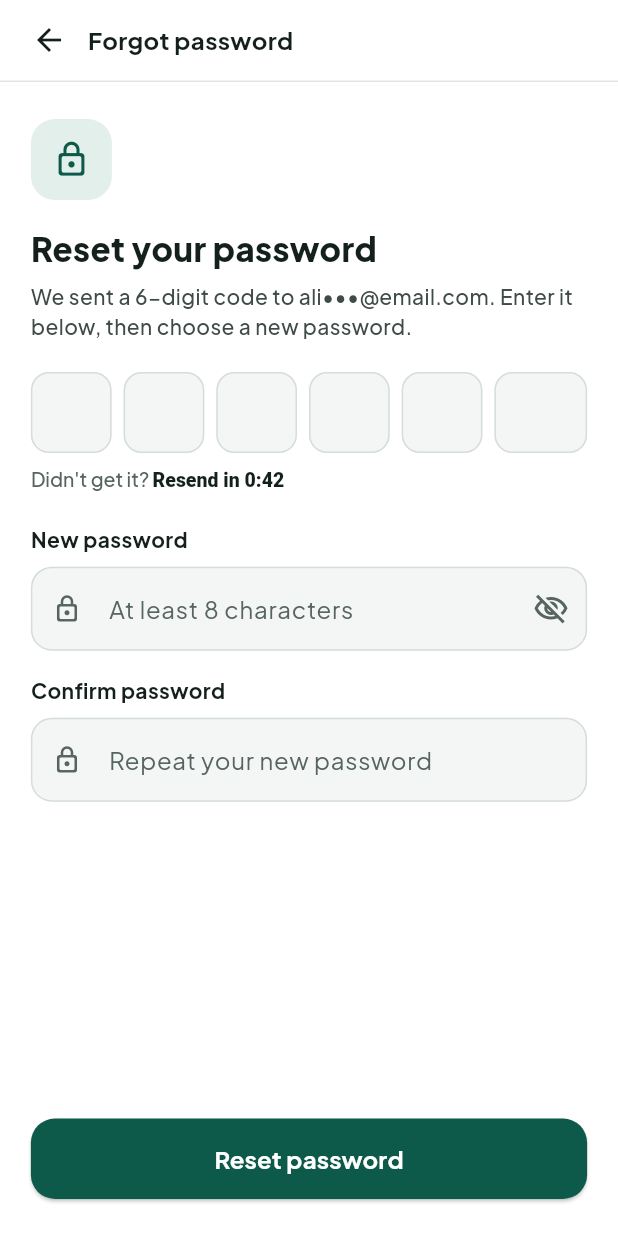
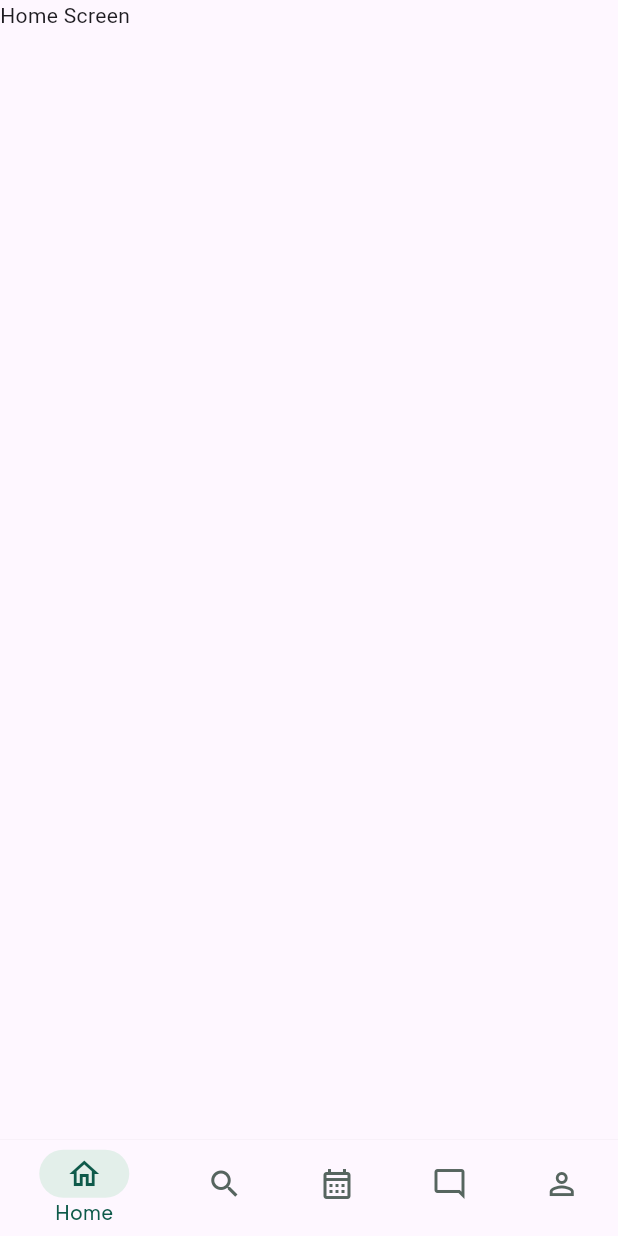
Before and after one commit to ubaid-baig/Hall_Mate, a Flutter app: the screen it shows after launch, on a phone screen of 412 x 824 dp. Run offline on Flutter 3.47's test engine with Material 3 defaults, Android fonts, the phone set to English and light mode, and no system bars; our stand-ins replace get, google_fonts.

Commit message:
bottom navigation bar

```diff
--- a/lib/main.dart
+++ b/lib/main.dart
@@ -1,4 +1,5 @@
 import 'package:flutter/material.dart';
+import 'package:hall_mate/view/bottom_navigation_bar.dart';
 import 'package:hall_mate/view/forgot_password_screen.dart';
 import 'package:hall_mate/view/login_screen.dart';
 import 'package:hall_mate/view/sign_up_screen.dart';
@@ -8,7 +9,7 @@ import 'package:get/get.dart';
 import 'controller/auth_controller.dart';
 
 void main(){
-  Get.put(AuthController());
+  // Get.put(AuthController());
   runApp(Main());
 }
 class Main extends StatelessWidget {
@@ -17,10 +18,14 @@ class Main extends StatelessWidget {
   @override
   Widget build(BuildContext context) {
     return GetMaterialApp(
+      theme: ThemeData(
+        splashColor: Colors.transparent,
+      ),
       // home: SplashScreen(),
       // home: LoginScreen(),
-      home: ForgotPasswordScreen(),
+      // home: ForgotPasswordScreen(),
       // home: SignUpScreen(),
+      home: NavBarWidget(),
       debugShowCheckedModeBanner: false,
     );
   }
--- /dev/null
+++ b/lib/view/booking_screen.dart
@@ -0,0 +1,11 @@
+import 'package:flutter/material.dart';
+class BookingScreen extends StatelessWidget {
+  const BookingScreen({super.key});
+
+  @override
+  Widget build(BuildContext context) {
+    return Scaffold(
+      body: SafeArea(child: Text('Booking Screen')),
+    );
+  }
+}
--- /dev/null
+++ b/lib/view/bottom_navigation_bar.dart
@@ -0,0 +1,132 @@
+import 'package:flutter/material.dart';
+import 'package:get/get.dart';
+import 'package:hall_mate/constants/app_colors.dart';
+import 'package:hall_mate/constants/app_text_styles.dart';
+import 'package:hall_mate/view/booking_screen.dart';
+import 'package:hall_mate/view/chat_screen.dart';
+import 'package:hall_mate/view/home_screen.dart';
+import 'package:hall_mate/view/profile_screen.dart';
+import 'package:hall_mate/view/search_screen.dart';
+
+class NavBarWidget extends StatelessWidget {
+  const NavBarWidget({super.key});
+
+  @override
+  Widget build(BuildContext context) {
+    final List<Widget> screenList = [
+      HomeScreen(),
+      SearchScreen(),
+      BookingScreen(),
+      ChatScreen(),
+      ProfileScreen(),
+    ];
+
+    RxInt currentIndex = 0.obs;
+
+    return Scaffold(
+      backgroundColor: AppColors.bgScreen,
+      body: Obx(() => screenList[currentIndex.value]),
+      bottomNavigationBar: Obx(
+            () => BottomNavigationBar(
+          currentIndex: currentIndex.value,
+          onTap: (index) {
+            currentIndex.value = index;
+          },
+          type: BottomNavigationBarType.shifting,
+          elevation: 1,
+          backgroundColor: AppColors.bgSurface,
+          selectedItemColor: AppColors.primary,
+          unselectedItemColor: AppColors.textMuted,
+          selectedLabelStyle: AppTextStyles.bodySmall(
+            color: AppColors.primary,
+          ),
+          unselectedLabelStyle: AppTextStyles.bodySmall(
+            color: AppColors.textMuted,
+          ),
+          items: [
+            BottomNavigationBarItem(
+              icon: Container(
+                padding: const EdgeInsets.symmetric(
+                  horizontal: 18,
+                  vertical: 4,
+                ),
+                decoration: BoxDecoration(
+                  color: currentIndex.value == 0
+                      ? AppColors.primarySoft
+                      : Colors.transparent,
+                  borderRadius: BorderRadius.circular(16),
+                ),
+                child: const Icon(Icons.home_outlined),
+              ),
+              label: 'Home',
+            ),
+            BottomNavigationBarItem(
+              icon: Container(
+                padding: const EdgeInsets.symmetric(
+                  horizontal: 18,
+                  vertical: 4,
+                ),
+                decoration: BoxDecoration(
+                  color: currentIndex.value == 1
+                      ? AppColors.primarySoft
+                      : Colors.transparent,
+                  borderRadius: BorderRadius.circular(16),
+                ),
+                child: const Icon(Icons.search),
+              ),
+              label: 'Search',
+            ),
+            BottomNavigationBarItem(
+              icon: Container(
+                padding: const EdgeInsets.symmetric(
+                  horizontal: 18,
+                  vertical: 4,
+                ),
+                decoration: BoxDecoration(
+                  color: currentIndex.value == 2
+                      ? AppColors.primarySoft
+                      : Colors.transparent,
+                  borderRadius: BorderRadius.circular(16),
+                ),
+                child: const Icon(Icons.calendar_month_outlined),
+              ),
+              label: 'Bookings',
+            ),
+            BottomNavigationBarItem(
+              icon: Container(
+                padding: const EdgeInsets.symmetric(
+                  horizontal: 18,
+                  vertical: 4,
+                ),
+                decoration: BoxDecoration(
+                  color: currentIndex.value == 3
+                      ? AppColors.primarySoft
+                      : Colors.transparent,
+                  borderRadius: BorderRadius.circular(16),
+                ),
+                child: const Icon(Icons.mode_comment_outlined),
+              ),
+              label: 'Chat',
+            ),
+            BottomNavigationBarItem(
+              icon: Container(
+                padding: const EdgeInsets.symmetric(
+                  horizontal: 18,
+                  vertical: 4,
+                ),
+                decoration: BoxDecoration(
+                  color: currentIndex.value == 4
+                      ? AppColors.primarySoft
+                      : Colors.transparent,
+                  borderRadius: BorderRadius.circular(16),
+                ),
+                child: const Icon(Icons.person_outline),
+              ),
+              label: 'Profile',
+            ),
+          ],
+        ),
+      ),
+    );
+  }
+}
--- /dev/null
+++ b/lib/view/chat_screen.dart
@@ -0,0 +1,11 @@
+import 'package:flutter/material.dart';
+class ChatScreen extends StatelessWidget {
+  const ChatScreen({super.key});
+
+  @override
+  Widget build(BuildContext context) {
+    return Scaffold(
+      body: SafeArea(child: Text('Chat Screen')),
+    );
+  }
+}
--- a/lib/view/forgot_password_screen.dart
+++ b/lib/view/forgot_password_screen.dart
@@ -3,6 +3,7 @@ import 'package:hall_mate/constants/app_colors.dart';
 import 'package:hall_mate/constants/app_text_styles.dart';
 import 'package:hall_mate/controller/auth_controller.dart';
 import 'package:get/get.dart';
+import 'package:hall_mate/view/login_screen.dart';
 
 class ForgotPasswordScreen extends StatelessWidget {
   const ForgotPasswordScreen({super.key});
@@ -27,7 +28,7 @@ class ForgotPasswordScreen extends StatelessWidget {
               child: Row(
                 children: [
                   GestureDetector(
-                    onTap: () {},
+                    onTap: () {Get.off(LoginScreen());},
                     child: const Icon(
                       Icons.arrow_back,
                       size: 24,
--- /dev/null
+++ b/lib/view/home_screen.dart
@@ -0,0 +1,12 @@
+import 'package:flutter/material.dart';
+class HomeScreen extends StatelessWidget {
+  const HomeScreen({super.key});
+
+  @override
+  Widget build(BuildContext context) {
+    return Scaffold(
+      body: SafeArea(child: Text('Home Screen')),
+
+    );
+  }
+}
--- a/lib/view/login_screen.dart
+++ b/lib/view/login_screen.dart
@@ -3,6 +3,8 @@ import 'package:get/get.dart';
 import 'package:hall_mate/constants/app_assets.dart';
 import 'package:hall_mate/constants/app_colors.dart';
 import 'package:hall_mate/constants/app_text_styles.dart';
+import 'package:hall_mate/view/forgot_password_screen.dart';
+import 'package:hall_mate/view/sign_up_screen.dart';
 import '../controller/auth_controller.dart';
 
 class LoginScreen extends StatelessWidget {
@@ -160,7 +162,7 @@ class LoginScreen extends StatelessWidget {
                           ),
                           const SizedBox(width: 8),
                           TextButton(
-                            onPressed: () {},
+                            onPressed: (){Get.to(ForgotPasswordScreen());},
                             child: Text(
                               'Forgot password?',
                               style: AppTextStyles.titleSmall(
@@ -235,7 +237,7 @@ class LoginScreen extends StatelessWidget {
                       ),
                     ),
                     TextButton(
-                      onPressed: () {},
+                      onPressed: (){Get.to(SignUpScreen());},
                       child: Text(
                         'Create an account',
                         style: AppTextStyles.titleSmall(
--- /dev/null
+++ b/lib/view/profile_screen.dart
@@ -0,0 +1,11 @@
+import 'package:flutter/material.dart';
+class ProfileScreen extends StatelessWidget {
+  const ProfileScreen({super.key});
+
+  @override
+  Widget build(BuildContext context) {
+    return Scaffold(
+      body: SafeArea(child: Text('Profile Screen')),
+    );
+  }
+}
--- /dev/null
+++ b/lib/view/search_screen.dart
@@ -0,0 +1,11 @@
+import 'package:flutter/material.dart';
+class SearchScreen extends StatelessWidget {
+  const SearchScreen({super.key});
+
+  @override
+  Widget build(BuildContext context) {
+    return Scaffold(
+      body: SafeArea(child: Text('Search Screen')),
+    );
+  }
+}
--- a/lib/view/sign_up_screen.dart
+++ b/lib/view/sign_up_screen.dart
@@ -4,6 +4,7 @@ import 'package:hall_mate/constants/app_assets.dart';
 import 'package:hall_mate/constants/app_colors.dart';
 import 'package:hall_mate/constants/app_text_styles.dart';
 import 'package:hall_mate/controller/auth_controller.dart';
+import 'package:hall_mate/view/login_screen.dart';
 
 class SignUpScreen extends StatelessWidget {
   const SignUpScreen({super.key});
@@ -30,7 +31,7 @@ class SignUpScreen extends StatelessWidget {
               crossAxisAlignment: CrossAxisAlignment.start,
               children: [
                 GestureDetector(
-                  onTap: () {},
+                  onTap: () {Get.off(LoginScreen());},
                   child: Container(
                     padding: const EdgeInsets.all(10),
                     decoration: BoxDecoration(
@@ -469,7 +470,7 @@ class SignUpScreen extends StatelessWidget {
                       ),
                     ),
                     TextButton(
-                      onPressed: () {},
+                      onPressed: (){Get.off(LoginScreen());},
                       child: Text(
                         'Log in',
                         style: AppTextStyles.titleSmall(
```
